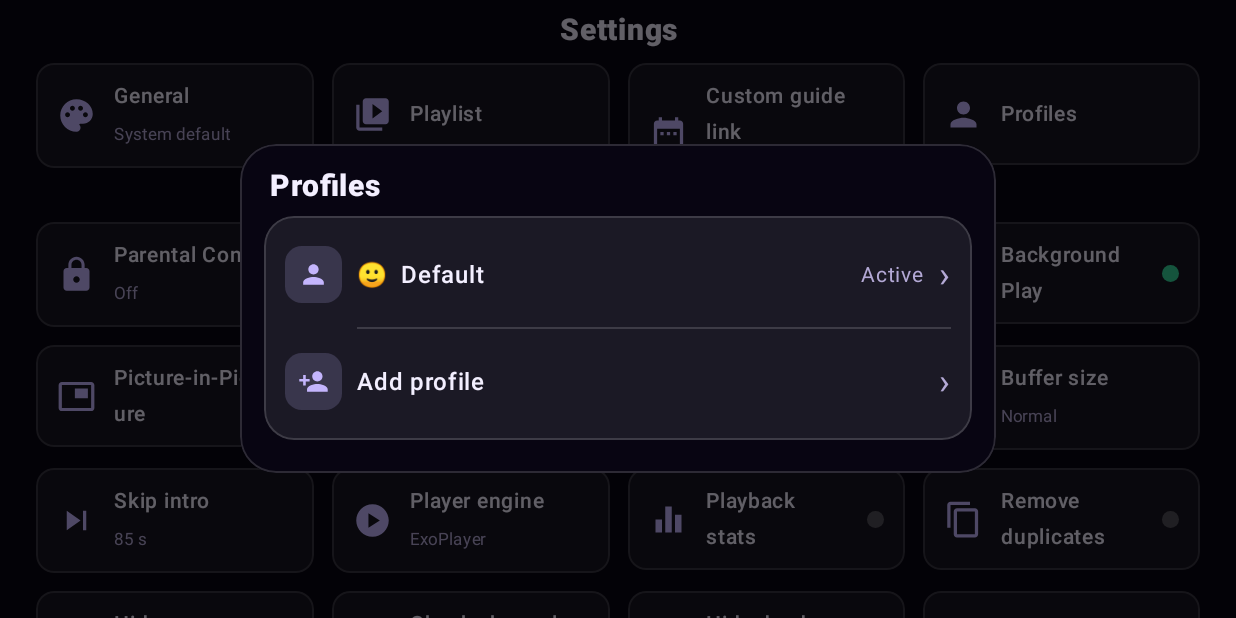
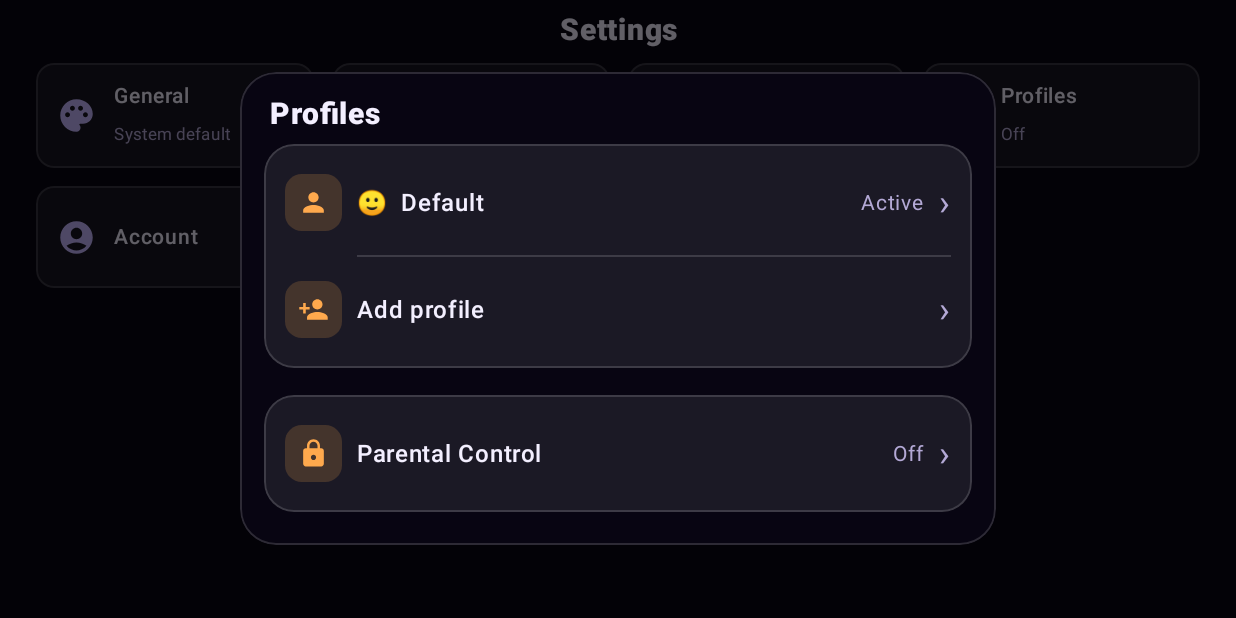
Before and after one commit to scplayeriptv/SCPlayer, an Android app built with Jetpack Compose: the composable SettingsScreen called with empty values, after a tap on "Profiles", on a phone screen of 824 x 412 dp (held sideways). Run offline under Robolectric (Android 15) with nearby library versions, the phone set to English and light mode, and no system bars; pictures from the network do not load.

Commit message:
Apply update.zip

```diff
--- a/app/src/main/java/com/sc/player/ui/home/SettingsScreen.kt
+++ b/app/src/main/java/com/sc/player/ui/home/SettingsScreen.kt
@@ -330,7 +330,30 @@ fun SettingsScreen(
                     }
                 }
             }
-            Section.Cleanup -> SettingsCard {
+            Section.Content -> {
+                SettingsCard {
+                    SettingRow(
+                        stringResource(R.string.nav_playlist),
+                        null,
+                        value = stringResource(R.string.set_playlists_sub),
+                        lead = Icons.Filled.VideoLibrary,
+                        accent = ac,
+                        onClick = onPlaylists,
+                    )
+                }
+                Spacer(Modifier.height(12.dp))
+                SettingsCard {
+                    SettingRow(
+                        stringResource(R.string.epg_title),
+                        null,
+                        value = if (epgUrl.isBlank()) stringResource(R.string.epg_auto) else epgUrl,
+                        lead = Icons.Filled.DateRange,
+                        accent = ac,
+                    ) { showEpg = true }
+                }
+                Spacer(Modifier.height(12.dp))
+                GroupLabel(stringResource(R.string.set_sec_cleanup))
+                SettingsCard {
                     ToggleRow(stringResource(R.string.set_dedupe), stringResource(R.string.set_dedupe_sub), dedupe, Icons.Filled.ContentCopy, ac) {
                         dedupe = it
                         prefs.setDedupe(it)
@@ -359,26 +382,9 @@ fun SettingsScreen(
                         onCleanupChanged()
                     }
                 }
-            Section.Guide -> SettingsCard {
-                SettingRow(
-                    stringResource(R.string.epg_title),
-                    null,
-                    value = if (epgUrl.isBlank()) stringResource(R.string.epg_auto) else epgUrl,
-                    lead = Icons.Filled.DateRange,
-                    accent = ac,
-                ) { showEpg = true }
             }
-            Section.Playlists -> SettingsCard {
-                SettingRow(
-                    stringResource(R.string.nav_playlist),
-                    null,
-                    value = stringResource(R.string.set_playlists_sub),
-                    lead = Icons.Filled.VideoLibrary,
-                    accent = ac,
-                    onClick = onPlaylists,
-                )
-            }
-            Section.Profiles -> SettingsCard {
+            Section.Profiles -> {
+                SettingsCard {
                     val all = profilesTick.let { prefs.profiles() }
                     val activeId = profilesTick.let { prefs.activeProfile().id }
                     all.forEach { p ->
@@ -397,7 +403,8 @@ fun SettingsScreen(
                         Spacer(Modifier.height(2.dp))
                     }
                 }
-            Section.Parental -> SettingsCard {
+                Spacer(Modifier.height(12.dp))
+                SettingsCard {
                     SettingRow(
                         stringResource(R.string.parental_title),
                         null,
@@ -413,6 +420,7 @@ fun SettingsScreen(
                         lead = Icons.Filled.Lock,
                         accent = ac,
                     ) { showParental = true }
+                }
             }
             Section.Account -> SettingsCard {
                 val acc = account
@@ -450,15 +458,6 @@ fun SettingsScreen(
                         )
                     }
                 }
-            }
-            Section.Tools -> SettingsCard {
-                SettingRow(stringResource(R.string.nav_radio), null, null, lead = Icons.Filled.Radio, accent = ac) { onTool("radio") }
-                RowDivider()
-                SettingRow(stringResource(R.string.guide), null, null, lead = Icons.Filled.DateRange, accent = ac) { onTool("guide") }
-                RowDivider()
-                SettingRow(stringResource(R.string.multi_view), null, null, lead = Icons.Filled.GridView, accent = ac) { onTool("multi") }
-                RowDivider()
-                SettingRow(stringResource(R.string.nav_search), null, null, lead = Icons.Filled.Search, accent = ac) { onTool("search") }
             }
             Section.Data -> {
                 GroupLabel(stringResource(R.string.set_grp_maintenance))
@@ -568,103 +567,24 @@ fun SettingsScreen(
             TileData(Icons.Filled.Palette, stringResource(Section.General.titleRes), appLanguages.firstOrNull { it.code == savedLang }?.nativeName ?: stringResource(R.string.set_language_system), null) {
                 sectionName = Section.General.name; showSection = true
             },
-            TileData(Icons.Filled.VideoLibrary, stringResource(R.string.nav_playlist), null, null) { onPlaylists() },
-            TileData(Icons.Filled.DateRange, stringResource(R.string.epg_title), if (epgUrl.isBlank()) stringResource(R.string.epg_auto) else epgUrl, null) { showEpg = true },
-            TileData(Icons.Filled.Person, stringResource(R.string.set_sec_profiles), null, null) { sectionName = Section.Profiles.name; showSection = true },
-            TileData(Icons.Filled.Lock, stringResource(R.string.parental_title), parentalValue, null) { showParental = true },
-            TileData(Icons.Filled.AccountCircle, stringResource(R.string.set_sec_account), null, null) { sectionName = Section.Account.name; showSection = true },
-            TileData(Icons.Filled.PlayCircle, stringResource(R.string.set_auto_play), null, autoPlay) { autoPlay = !autoPlay; prefs.setAutoPlay(autoPlay) },
-            TileData(Icons.Filled.Headphones, stringResource(R.string.set_bg_play), null, bg) { bg = !bg; prefs.setBackgroundPlay(bg) },
-            TileData(Icons.Filled.PictureInPicture, stringResource(R.string.set_pip), null, pip) { pip = !pip; prefs.setPip(pip) },
-            TileData(Icons.Filled.Memory, stringResource(R.string.set_hw), null, hw) { hw = !hw; prefs.setHardwareDecoding(hw) },
-            TileData(Icons.Filled.Sync, stringResource(R.string.set_reconnect), null, reconnect) { reconnect = !reconnect; prefs.setAutoReconnect(reconnect) },
-            TileData(
-                Icons.Filled.Speed,
-                stringResource(R.string.set_buffer),
-                stringResource(
-                    when (bufferMode) {
-                        0 -> R.string.buffer_low
-                        2 -> R.string.buffer_high
-                        else -> R.string.buffer_normal
+            TileData(Icons.Filled.PlayArrow, stringResource(Section.Playback.titleRes), stringResource(if (engine == 1) R.string.engine_mpv else R.string.engine_exo), null) {
+                sectionName = Section.Playback.name; showSection = true
             },
-                ),
-                null,
-            ) { bufferMode = (bufferMode + 1) % 3; prefs.setBufferMode(bufferMode) },
-            TileData(
-                Icons.Filled.SkipNext,
-                stringResource(R.string.set_intro),
-                if (introSkip == 0) stringResource(R.string.set_intro_off) else stringResource(R.string.set_intro_sec, introSkip),
-                null,
-            ) {
-                val opts = listOf(0, 60, 85, 90, 120)
-                introSkip = opts[(opts.indexOf(introSkip).let { if (it < 0) 0 else it } + 1) % opts.size]
-                prefs.setIntroSkip(introSkip)
+            TileData(Icons.Filled.VideoLibrary, stringResource(Section.Content.titleRes), stringResource(R.string.set_dead_count, deadCount), null) {
+                sectionName = Section.Content.name; showSection = true
             },
-            TileData(Icons.Filled.PlayCircle, stringResource(R.string.set_player_engine), stringResource(if (engine == 1) R.string.engine_mpv else R.string.engine_exo), null) {
-                engine = if (engine == 1) 0 else 1
-                prefs.setPlayerEngine(engine)
+            TileData(Icons.Filled.Person, stringResource(Section.Profiles.titleRes), parentalValue, null) {
+                sectionName = Section.Profiles.name; showSection = true
             },
-            TileData(Icons.Filled.Equalizer, stringResource(R.string.set_stats), null, stats) { stats = !stats; prefs.setShowStats(stats) },
-            TileData(Icons.Filled.ContentCopy, stringResource(R.string.set_dedupe), null, dedupe) { dedupe = !dedupe; prefs.setDedupe(dedupe); onCleanupChanged() },
-            TileData(Icons.Filled.VisibilityOff, stringResource(R.string.set_hide_groups), stringResource(R.string.set_hidden_count, hiddenSet.size), null) { showHide = true },
-            TileData(Icons.Filled.Build, stringResource(R.string.set_check), stringResource(R.string.set_dead_count, deadCount), null) { showCheck = true },
-            TileData(Icons.Filled.Block, stringResource(R.string.set_hide_dead), null, hideDead) { hideDead = !hideDead; prefs.setHideDead(hideDead); onCleanupChanged() },
-            TileData(Icons.Filled.Radio, stringResource(R.string.nav_radio), null, null) { onTool("radio") },
-            TileData(Icons.Filled.DateRange, stringResource(R.string.guide), null, null) { onTool("guide") },
-            TileData(Icons.Filled.GridView, stringResource(R.string.multi_view), null, null) { onTool("multi") },
-            TileData(Icons.Filled.Search, stringResource(R.string.nav_search), null, null) { onTool("search") },
-            TileData(Icons.Filled.Storage, stringResource(R.string.set_clear_cache), if (cacheLoaded) mb(cache) else stringResource(R.string.calculating), null) {
-                scope.launch {
-                    withContext(Dispatchers.IO) {
-                        ctx.imageLoader.diskCache?.clear()
-                        File(ctx.cacheDir, "updates").deleteRecursively()
-                    }
-                    ctx.imageLoader.memoryCache?.clear()
-                    cache = withContext(Dispatchers.IO) { cacheBytes(ctx) }
-                }
+            TileData(Icons.Filled.AccountCircle, stringResource(Section.Account.titleRes), null, null) {
+                sectionName = Section.Account.name; showSection = true
             },
-            TileData(Icons.Filled.Backup, stringResource(R.string.set_backup), null, null) { backupLauncher.launch("scplayer-backup.json") },
-            TileData(Icons.Filled.Restore, stringResource(R.string.set_backup_restore), null, null) {
-                restoreLauncher.launch(arrayOf("application/json", "text/plain", "application/octet-stream"))
+            TileData(Icons.Filled.Storage, stringResource(Section.Data.titleRes), if (cacheLoaded) mb(cache) else stringResource(R.string.calculating), null) {
+                sectionName = Section.Data.name; showSection = true
             },
-            TileData(Icons.Filled.DeleteForever, stringResource(R.string.set_reset), if (resetDone) stringResource(R.string.done) else stringResource(R.string.set_reset_sub), null) {
-                com.sc.player.data.PositionStore(ctx).clear()
-                onResetUserData()
-                resetDone = true
+            TileData(Icons.Filled.Info, stringResource(R.string.nav_about), installedTxt, null) {
+                sectionName = Section.About.name; showSection = true
             },
-            TileData(Icons.Filled.RestartAlt, stringResource(R.string.set_restore), null, null) {
-                prefs.restoreDefaults()
-                autoPlay = prefs.autoPlay()
-                hw = prefs.hardwareDecoding()
-                bg = prefs.backgroundPlay()
-                pip = prefs.pip()
-                reconnect = prefs.autoReconnect()
-                bufferMode = prefs.bufferMode()
-                stats = prefs.showStats()
-                introSkip = prefs.introSkip()
-                engine = prefs.playerEngine()
-            },
-            TileData(
-                Icons.Filled.Refresh,
-                stringResource(R.string.set_check_updates),
-                if (checking) stringResource(R.string.checking) else updateStatus ?: installedTxt,
-                null,
-            ) {
-                if (!checking) {
-                    checking = true
-                    scope.launch {
-                        val info = updater.check()
-                        checking = false
-                        if (info == null) {
-                            updateStatus = ctx.getString(R.string.up_to_date, updater.currentVersionCode().toInt())
-                        } else {
-                            updateStatus = ctx.getString(R.string.update_available_build, info.versionCode.toInt())
-                            update = info
-                        }
-                    }
-                }
-            },
-            TileData(Icons.Filled.Info, stringResource(R.string.nav_about), installedTxt, null) { onAbout() },
         )
         Column(Modifier.fillMaxSize().padding(horizontal = 24.dp).padding(top = if (compactH) 8.dp else 20.dp)) {
             Text(
@@ -849,16 +769,12 @@ fun SettingsScreen(
     }
 }
 
-private enum class Section(val titleRes: Int, val icon: ImageVector, val groupStart: Boolean = false) {
-    General(R.string.set_sec_general, Icons.Filled.Palette, true),
+private enum class Section(val titleRes: Int, val icon: ImageVector) {
+    General(R.string.set_sec_general, Icons.Filled.Palette),
     Playback(R.string.set_sec_playback, Icons.Filled.PlayArrow),
-    Cleanup(R.string.set_sec_cleanup, Icons.Filled.Build, true),
-    Guide(R.string.set_sec_guide, Icons.Filled.DateRange),
-    Playlists(R.string.nav_playlist, Icons.Filled.VideoLibrary),
-    Profiles(R.string.set_sec_profiles, Icons.Filled.Person, true),
-    Parental(R.string.parental_title, Icons.Filled.Lock),
+    Content(R.string.set_sec_content, Icons.Filled.VideoLibrary),
+    Profiles(R.string.set_sec_profiles, Icons.Filled.Person),
     Account(R.string.set_sec_account, Icons.Filled.AccountCircle),
-    Tools(R.string.set_sec_tools, Icons.Filled.Apps, true),
     Data(R.string.set_sec_data, Icons.Filled.Storage),
     About(R.string.nav_about, Icons.Filled.Info),
 }
--- a/app/src/main/res/values/strings.xml
+++ b/app/src/main/res/values/strings.xml
@@ -345,4 +345,5 @@
     <string name="theme_dusk">Dusk</string>
     <string name="reload_stage_download">Downloading playlist...</string>
     <string name="reload_guide">TV Guide</string>
+    <string name="set_sec_content">Content &amp; lists</string>
 </resources>
```
Also changed, not shown: 2 other files. Lines whose indentation alone changed are shown as unchanged.
